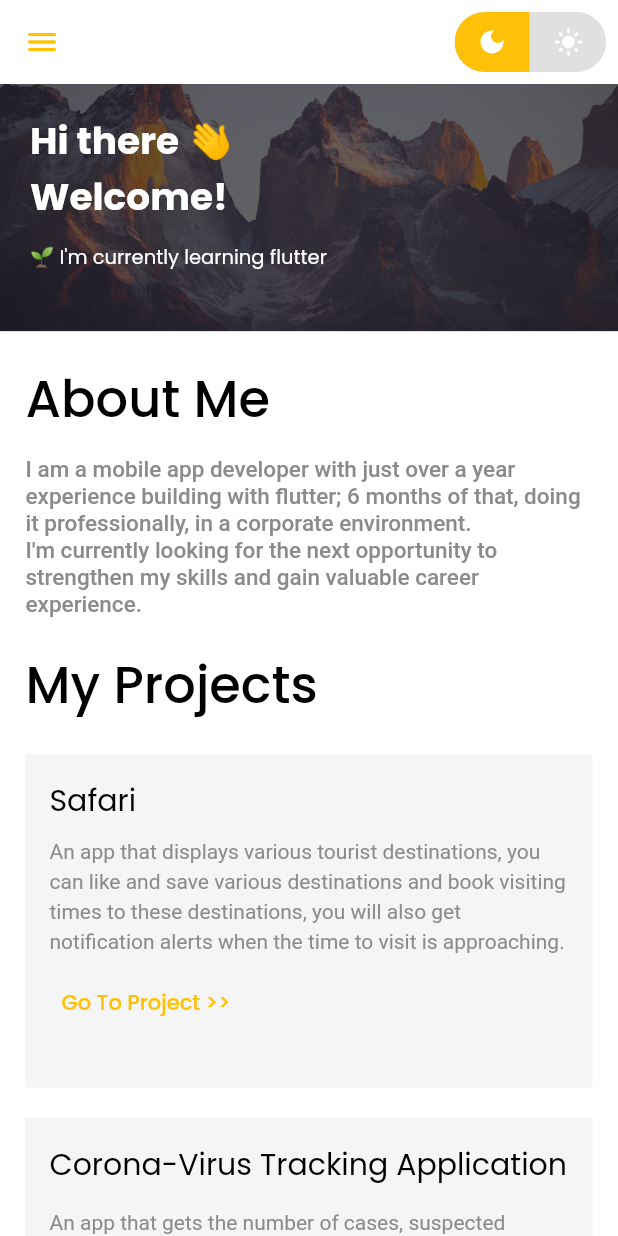
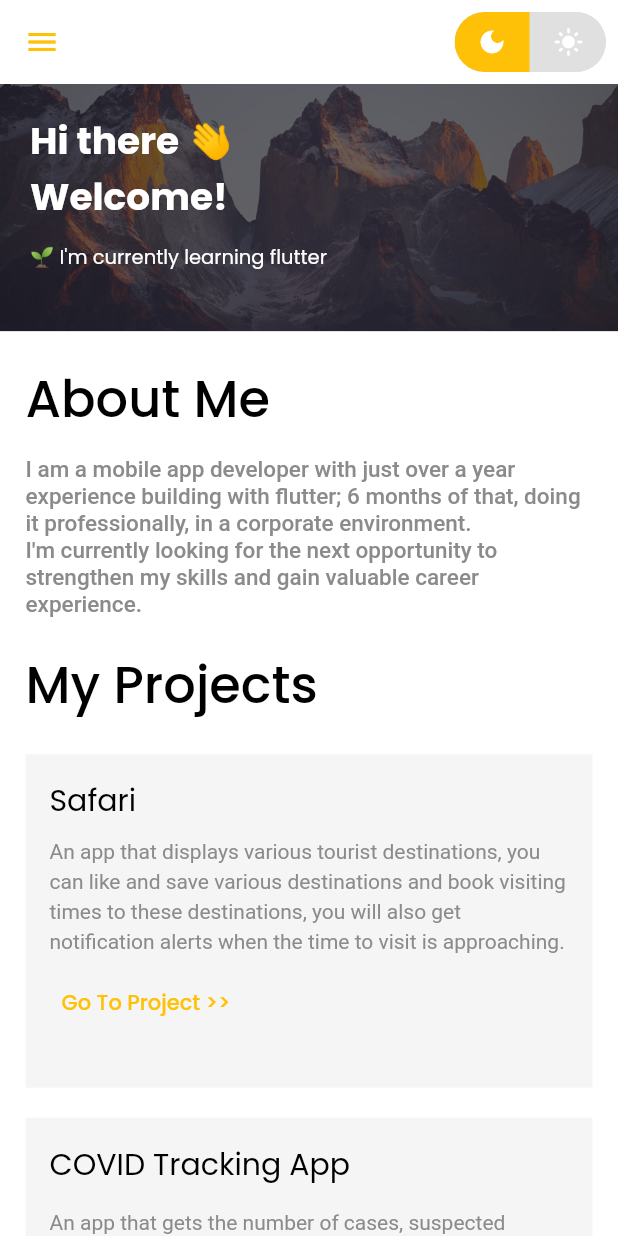
Before and after one commit to BishopSam/portfolio, a Flutter app: the screen it shows after launch, on a phone screen of 412 x 824 dp. Run offline on Flutter 3.47's test engine with Material 2 defaults, Android fonts, the phone set to English and light mode, and no system bars; drawn by our look-alikes of animated_text_kit, toggle_switch; our stand-ins replace flutter_svg, google_fonts.

Commit message:
fixed overflow error

```diff
--- a/lib/src/constants/projects_list.dart
+++ b/lib/src/constants/projects_list.dart
@@ -8,7 +8,7 @@ List<Project> kTestProjects = [
         "An app that displays various tourist destinations, you can like and save various destinations and book visiting times to these destinations, you will also get notification alerts when the time to visit is approaching.",
   ),
   Project(
-    title: "Corona-Virus Tracking Application",
+    title: "COVID Tracking App",
     url: "https://github.com/BishopSam/coronavirus_rest_api",
     description:
         "An app that gets the number of cases, suspected cases, confirmed cases , deaths and recoveries from a RESTApi. ",
```
